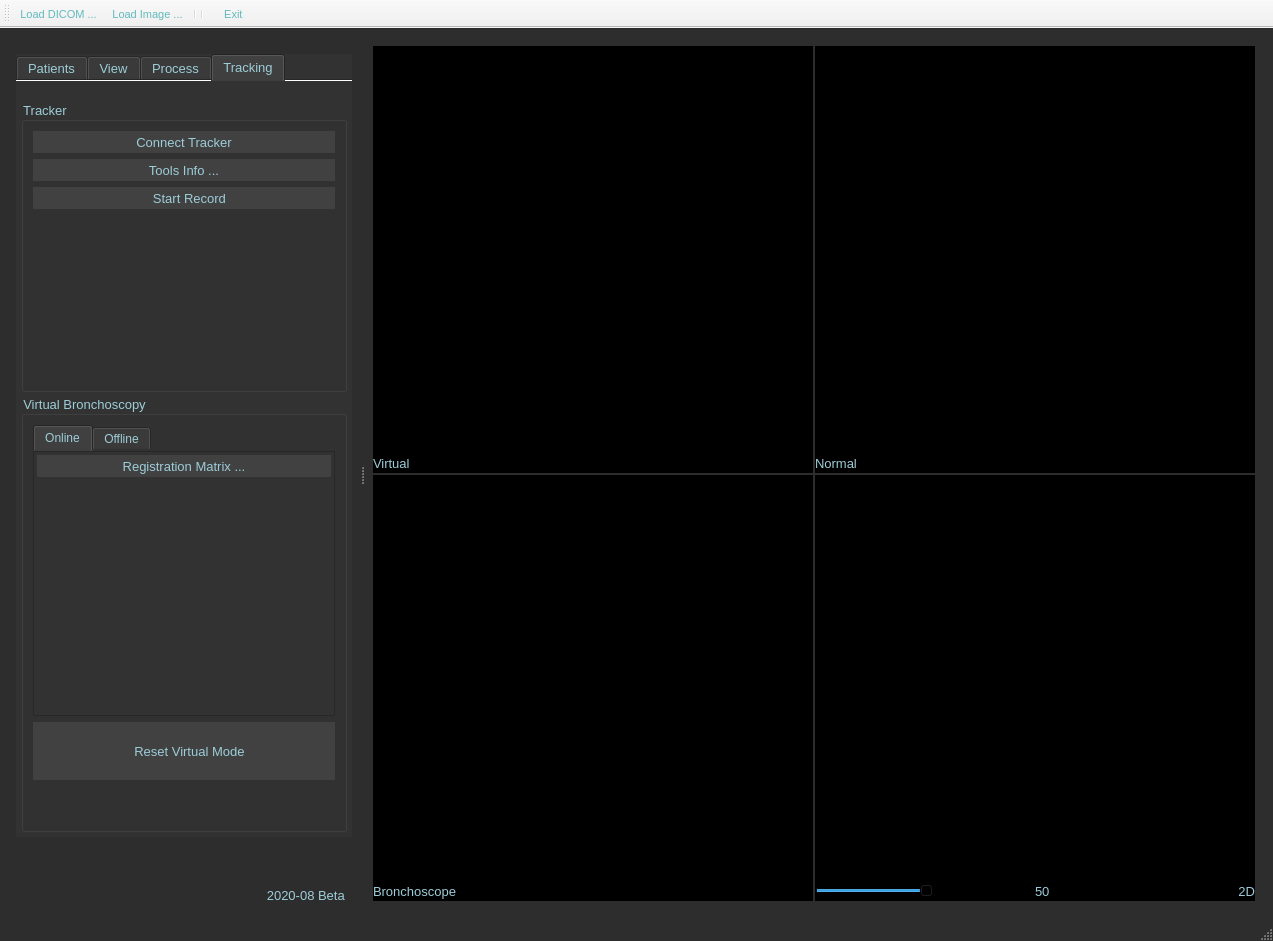
The window that ui/MainWin.ui (DaneshJoy/bronchoscopy) describes before a commit, drawn with Qt 5.
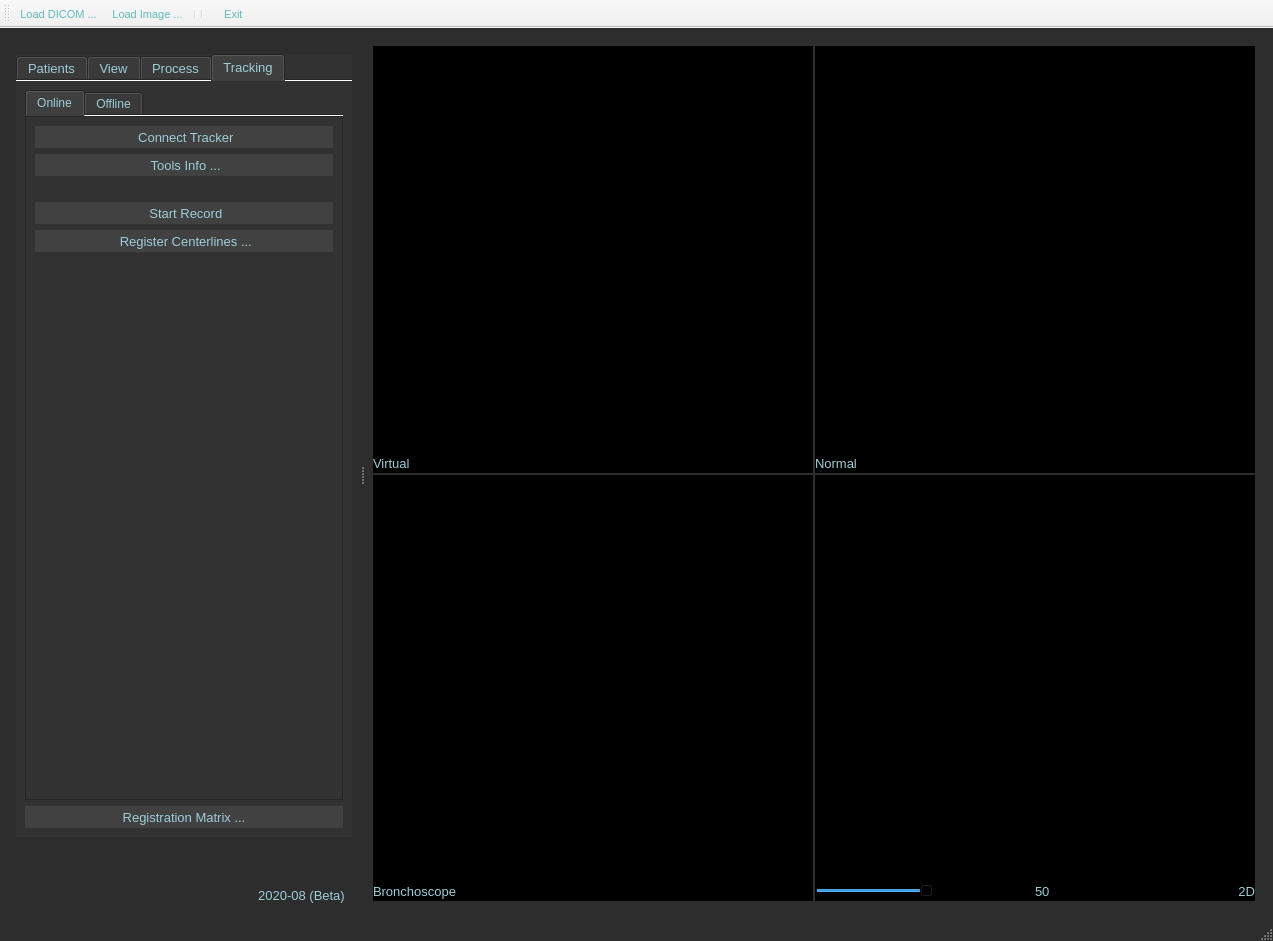
The same window after the commit. The open tabs and pages were chosen to show the change. Icons and pictures are not drawn.

The edit to the form file:
```diff
--- a/ui/MainWin.ui
+++ b/ui/MainWin.ui
@@ -1414,279 +1414,7 @@
            <attribute name="title">
             <string>Tracking</string>
            </attribute>
-           <layout class="QVBoxLayout" name="verticalLayout_13" stretch="2,3">
-            <property name="spacing">
-             <number>3</number>
-            </property>
-            <property name="leftMargin">
-             <number>5</number>
-            </property>
-            <property name="topMargin">
-             <number>20</number>
-            </property>
-            <property name="rightMargin">
-             <number>5</number>
-            </property>
-            <property name="bottomMargin">
-             <number>5</number>
-            </property>
-            <item>
-             <widget class="QGroupBox" name="groupBox_Tracker">
-              <property name="enabled">
-               <bool>true</bool>
-              </property>
-              <property name="font">
-               <font>
-                <pointsize>10</pointsize>
-                <weight>50</weight>
-                <bold>false</bold>
-                <strikeout>false</strikeout>
-                <kerning>true</kerning>
-               </font>
-              </property>
-              <property name="autoFillBackground">
-               <bool>false</bool>
-              </property>
-              <property name="styleSheet">
-               <string notr="true">color: rgb(157, 205, 216);</string>
-              </property>
-              <property name="title">
-               <string>Tracker</string>
-              </property>
-              <property name="alignment">
-               <set>Qt::AlignLeading|Qt::AlignLeft|Qt::AlignVCenter</set>
-              </property>
-              <property name="flat">
-               <bool>true</bool>
-              </property>
-              <property name="checkable">
-               <bool>false</bool>
-              </property>
-              <layout class="QVBoxLayout" name="verticalLayout_4">
-               <item>
-                <widget class="QToolButton" name="btn_Connect">
-                 <property name="enabled">
-                  <bool>true</bool>
-                 </property>
-                 <property name="sizePolicy">
-                  <sizepolicy hsizetype="Preferred" vsizetype="Preferred">
-                   <horstretch>0</horstretch>
-                   <verstretch>0</verstretch>
-                  </sizepolicy>
-                 </property>
-                 <property name="font">
-                  <font>
-                   <pointsize>10</pointsize>
-                  </font>
-                 </property>
-                 <property name="cursor">
-                  <cursorShape>PointingHandCursor</cursorShape>
-                 </property>
-                 <property name="layoutDirection">
-                  <enum>Qt::LeftToRight</enum>
-                 </property>
-                 <property name="autoFillBackground">
-                  <bool>false</bool>
-                 </property>
-                 <property name="styleSheet">
-                  <string notr="true">background-color: rgb(65, 65, 65);</string>
-                 </property>
-                 <property name="text">
-                  <string>Connect Tracker</string>
-                 </property>
-                 <property name="icon">
-                  <iconset resource="resources.qrc">
-                   <normaloff>:/icon/icons/tracker_disconnected.png</normaloff>:/icon/icons/tracker_disconnected.png</iconset>
-                 </property>
-                 <property name="iconSize">
-                  <size>
-                   <width>50</width>
-                   <height>50</height>
-                  </size>
-                 </property>
-                 <property name="checkable">
-                  <bool>false</bool>
-                 </property>
-                 <property name="toolButtonStyle">
-                  <enum>Qt::ToolButtonTextBesideIcon</enum>
-                 </property>
-                 <property name="autoRaise">
-                  <bool>true</bool>
-                 </property>
-                </widget>
-               </item>
-               <item>
-                <widget class="QToolButton" name="btn_ToolsWindow">
-                 <property name="enabled">
-                  <bool>false</bool>
-                 </property>
-                 <property name="sizePolicy">
-                  <sizepolicy hsizetype="Preferred" vsizetype="Preferred">
-                   <horstretch>0</horstretch>
-                   <verstretch>0</verstretch>
-                  </sizepolicy>
-                 </property>
-                 <property name="font">
-                  <font>
-                   <pointsize>10</pointsize>
-                  </font>
-                 </property>
-                 <property name="cursor">
-                  <cursorShape>PointingHandCursor</cursorShape>
-                 </property>
-                 <property name="layoutDirection">
-                  <enum>Qt::LeftToRight</enum>
-                 </property>
-                 <property name="autoFillBackground">
-                  <bool>false</bool>
-                 </property>
-                 <property name="styleSheet">
-                  <string notr="true">background-color: rgb(65, 65, 65);</string>
-                 </property>
-                 <property name="text">
-                  <string>Tools Info ...</string>
-                 </property>
-                 <property name="icon">
-                  <iconset resource="resources.qrc">
-                   <normaloff>:/icon/icons/Tools_info.png</normaloff>:/icon/icons/Tools_info.png</iconset>
-                 </property>
-                 <property name="iconSize">
-                  <size>
-                   <width>50</width>
-                   <height>50</height>
-                  </size>
-                 </property>
-                 <property name="checkable">
-                  <bool>false</bool>
-                 </property>
-                 <property name="toolButtonStyle">
-                  <enum>Qt::ToolButtonTextBesideIcon</enum>
-                 </property>
-                 <property name="autoRaise">
-                  <bool>true</bool>
-                 </property>
-                </widget>
-               </item>
-               <item>
-                <widget class="QToolButton" name="btn_recordToolRef">
-                 <property name="enabled">
-                  <bool>false</bool>
-                 </property>
-                 <property name="sizePolicy">
-                  <sizepolicy hsizetype="Preferred" vsizetype="Preferred">
-                   <horstretch>0</horstretch>
-                   <verstretch>0</verstretch>
-                  </sizepolicy>
-                 </property>
-                 <property name="font">
-                  <font>
-                   <pointsize>10</pointsize>
-                  </font>
-                 </property>
-                 <property name="cursor">
-                  <cursorShape>PointingHandCursor</cursorShape>
-                 </property>
-                 <property name="layoutDirection">
-                  <enum>Qt::LeftToRight</enum>
-                 </property>
-                 <property name="autoFillBackground">
-                  <bool>false</bool>
-                 </property>
-                 <property name="styleSheet">
-                  <string notr="true">background-color: rgb(65, 65, 65);</string>
-                 </property>
-                 <property name="text">
-                  <string>   Start Record</string>
-                 </property>
-                 <property name="icon">
-                  <iconset resource="resources.qrc">
-                   <normaloff>:/icon/icons/rec_start.png</normaloff>:/icon/icons/rec_start.png</iconset>
-                 </property>
-                 <property name="iconSize">
-                  <size>
-                   <width>36</width>
-                   <height>28</height>
-                  </size>
-                 </property>
-                 <property name="checkable">
-                  <bool>false</bool>
-                 </property>
-                 <property name="toolButtonStyle">
-                  <enum>Qt::ToolButtonTextBesideIcon</enum>
-                 </property>
-                 <property name="autoRaise">
-                  <bool>true</bool>
-                 </property>
-                </widget>
-               </item>
-               <item>
-                <spacer name="verticalSpacer_3">
-                 <property name="orientation">
-                  <enum>Qt::Vertical</enum>
-                 </property>
-                 <property name="sizeHint" stdset="0">
-                  <size>
-                   <width>20</width>
-                   <height>40</height>
-                  </size>
-                 </property>
-                </spacer>
-               </item>
-              </layout>
-             </widget>
-            </item>
-            <item>
-             <widget class="QGroupBox" name="groupBox_VB">
-              <property name="enabled">
-               <bool>false</bool>
-              </property>
-              <property name="font">
-               <font>
-                <pointsize>10</pointsize>
-                <weight>50</weight>
-                <bold>false</bold>
-                <strikeout>false</strikeout>
-                <kerning>true</kerning>
-               </font>
-              </property>
-              <property name="layoutDirection">
-               <enum>Qt::LeftToRight</enum>
-              </property>
-              <property name="autoFillBackground">
-               <bool>false</bool>
-              </property>
-              <property name="styleSheet">
-               <string notr="true">color: rgb(157, 205, 216);
-border-color: rgb(114, 171, 171);</string>
-              </property>
-              <property name="title">
-               <string>Virtual Bronchoscopy</string>
-              </property>
-              <property name="alignment">
-               <set>Qt::AlignLeading|Qt::AlignLeft|Qt::AlignVCenter</set>
-              </property>
-              <property name="flat">
-               <bool>true</bool>
-              </property>
-              <property name="checkable">
-               <bool>false</bool>
-              </property>
-              <layout class="QVBoxLayout" name="verticalLayout_2" stretch="5,1,0">
-               <property name="spacing">
-                <number>6</number>
-               </property>
-               <property name="leftMargin">
-                <number>9</number>
-               </property>
-               <property name="topMargin">
-                <number>9</number>
-               </property>
-               <property name="rightMargin">
-                <number>9</number>
-               </property>
-               <property name="bottomMargin">
-                <number>9</number>
-               </property>
+           <layout class="QVBoxLayout" name="verticalLayout_2">
                <item>
                 <widget class="QTabWidget" name="tabWidget_2">
                  <property name="autoFillBackground">
@@ -1716,6 +1444,9 @@
                  <property name="usesScrollButtons">
                   <bool>false</bool>
                  </property>
+              <property name="documentMode">
+               <bool>true</bool>
+              </property>
                  <property name="tabsClosable">
                   <bool>false</bool>
                  </property>
@@ -1725,7 +1456,10 @@
                  <property name="tabBarAutoHide">
                   <bool>false</bool>
                  </property>
-                 <widget class="QWidget" name="tabWidgetPage1">
+              <widget class="QWidget" name="tabWidget_online">
+               <property name="enabled">
+                <bool>true</bool>
+               </property>
                   <attribute name="title">
                    <string>Online</string>
                   </attribute>
@@ -1759,24 +1493,61 @@
                      <property name="lineWidth">
                       <number>1</number>
                      </property>
-                     <layout class="QVBoxLayout" name="verticalLayout_9">
-                      <property name="spacing">
-                       <number>3</number>
-                      </property>
-                      <property name="leftMargin">
-                       <number>3</number>
-                      </property>
-                      <property name="topMargin">
-                       <number>3</number>
-                      </property>
-                      <property name="rightMargin">
-                       <number>3</number>
-                      </property>
-                      <property name="bottomMargin">
-                       <number>3</number>
-                      </property>
+                  <layout class="QVBoxLayout" name="verticalLayout_4">
+                   <item>
+                    <widget class="QToolButton" name="btn_Connect">
+                     <property name="enabled">
+                      <bool>true</bool>
+                     </property>
+                     <property name="sizePolicy">
+                      <sizepolicy hsizetype="Preferred" vsizetype="Preferred">
+                       <horstretch>0</horstretch>
+                       <verstretch>0</verstretch>
+                      </sizepolicy>
+                     </property>
+                     <property name="font">
+                      <font>
+                       <pointsize>10</pointsize>
+                      </font>
+                     </property>
+                     <property name="cursor">
+                      <cursorShape>PointingHandCursor</cursorShape>
+                     </property>
+                     <property name="layoutDirection">
+                      <enum>Qt::LeftToRight</enum>
+                     </property>
+                     <property name="autoFillBackground">
+                      <bool>false</bool>
+                     </property>
+                     <property name="styleSheet">
+                      <string notr="true">background-color: rgb(65, 65, 65);</string>
+                     </property>
+                     <property name="text">
+                      <string> Connect Tracker</string>
+                     </property>
+                     <property name="icon">
+                      <iconset resource="resources.qrc">
+                       <normaloff>:/icon/icons/tracker_disconnected.png</normaloff>:/icon/icons/tracker_disconnected.png</iconset>
+                     </property>
+                     <property name="iconSize">
+                      <size>
+                       <width>50</width>
+                       <height>50</height>
+                      </size>
+                     </property>
+                     <property name="checkable">
+                      <bool>false</bool>
+                     </property>
+                     <property name="toolButtonStyle">
+                      <enum>Qt::ToolButtonTextBesideIcon</enum>
+                     </property>
+                     <property name="autoRaise">
+                      <bool>true</bool>
+                     </property>
+                    </widget>
+                   </item>
                       <item>
-                       <widget class="QToolButton" name="btn_regMat">
+                    <widget class="QToolButton" name="btn_ToolsWindow">
                         <property name="enabled">
                          <bool>false</bool>
                         </property>
@@ -1804,11 +1575,131 @@
                          <string notr="true">background-color: rgb(65, 65, 65);</string>
                         </property>
                         <property name="text">
-                         <string>Registration Matrix ...</string>
+                      <string> Tools Info ...</string>
                         </property>
                         <property name="icon">
                          <iconset resource="resources.qrc">
-                          <normaloff>:/icon/icons/matrix.png</normaloff>:/icon/icons/matrix.png</iconset>
+                       <normaloff>:/icon/icons/Tools_info.png</normaloff>:/icon/icons/Tools_info.png</iconset>
+                     </property>
+                     <property name="iconSize">
+                      <size>
+                       <width>50</width>
+                       <height>50</height>
+                      </size>
+                     </property>
+                     <property name="checkable">
+                      <bool>false</bool>
+                     </property>
+                     <property name="toolButtonStyle">
+                      <enum>Qt::ToolButtonTextBesideIcon</enum>
+                     </property>
+                     <property name="autoRaise">
+                      <bool>true</bool>
+                     </property>
+                    </widget>
+                   </item>
+                   <item>
+                    <spacer name="verticalSpacer_3">
+                     <property name="orientation">
+                      <enum>Qt::Vertical</enum>
+                     </property>
+                     <property name="sizeType">
+                      <enum>QSizePolicy::Fixed</enum>
+                     </property>
+                     <property name="sizeHint" stdset="0">
+                      <size>
+                       <width>20</width>
+                       <height>20</height>
+                      </size>
+                     </property>
+                    </spacer>
+                   </item>
+                   <item>
+                    <widget class="QToolButton" name="btn_recordToolRef">
+                     <property name="enabled">
+                      <bool>false</bool>
+                     </property>
+                     <property name="sizePolicy">
+                      <sizepolicy hsizetype="Preferred" vsizetype="Preferred">
+                       <horstretch>0</horstretch>
+                       <verstretch>0</verstretch>
+                      </sizepolicy>
+                     </property>
+                     <property name="font">
+                      <font>
+                       <pointsize>10</pointsize>
+                      </font>
+                     </property>
+                     <property name="cursor">
+                      <cursorShape>PointingHandCursor</cursorShape>
+                     </property>
+                     <property name="layoutDirection">
+                      <enum>Qt::LeftToRight</enum>
+                     </property>
+                     <property name="autoFillBackground">
+                      <bool>false</bool>
+                     </property>
+                     <property name="styleSheet">
+                      <string notr="true">background-color: rgb(65, 65, 65);</string>
+                     </property>
+                     <property name="text">
+                      <string> Start Record</string>
+                     </property>
+                     <property name="icon">
+                      <iconset resource="resources.qrc">
+                       <normaloff>:/icon/icons/rec_start.png</normaloff>:/icon/icons/rec_start.png</iconset>
+                     </property>
+                     <property name="iconSize">
+                      <size>
+                       <width>50</width>
+                       <height>50</height>
+                      </size>
+                     </property>
+                     <property name="checkable">
+                      <bool>false</bool>
+                     </property>
+                     <property name="toolButtonStyle">
+                      <enum>Qt::ToolButtonTextBesideIcon</enum>
+                     </property>
+                     <property name="autoRaise">
+                      <bool>true</bool>
+                     </property>
+                    </widget>
+                   </item>
+                   <item>
+                    <widget class="QToolButton" name="btn_RegisterCenterlines">
+                     <property name="enabled">
+                      <bool>false</bool>
+                     </property>
+                     <property name="sizePolicy">
+                      <sizepolicy hsizetype="Preferred" vsizetype="Preferred">
+                       <horstretch>0</horstretch>
+                       <verstretch>0</verstretch>
+                      </sizepolicy>
+                     </property>
+                     <property name="font">
+                      <font>
+                       <pointsize>10</pointsize>
+                      </font>
+                     </property>
+                     <property name="cursor">
+                      <cursorShape>PointingHandCursor</cursorShape>
+                     </property>
+                     <property name="layoutDirection">
+                      <enum>Qt::LeftToRight</enum>
+                     </property>
+                     <property name="autoFillBackground">
+                      <bool>false</bool>
+                     </property>
+                     <property name="styleSheet">
+                      <string notr="true">background-color: rgb(65, 65, 65);</string>
+                     </property>
+                     <property name="text">
+                      <string> Register Centerlines ...</string>
+                     </property>
+                     <property name="icon">
+                      <iconset resource="resources.qrc">
+                       <normaloff>:/icon/icons/register_centerlines.png</normaloff>:/icon/icons/register_centerlines.png</iconset>
                         </property>
                         <property name="iconSize">
                          <size>
@@ -1835,7 +1726,7 @@
                         <property name="sizeHint" stdset="0">
                          <size>
                           <width>20</width>
-                          <height>40</height>
+                       <height>263</height>
                          </size>
                         </property>
                        </spacer>
@@ -2228,13 +2119,6 @@
                          </size>
                         </property>
                        </spacer>
-                      </item>
-                     </layout>
-                    </widget>
-                   </item>
-                  </layout>
-                 </widget>
-                </widget>
                </item>
                <item>
                 <widget class="QToolButton" name="btn_ResetVB">
@@ -2288,20 +2172,63 @@
                  </property>
                 </widget>
                </item>
+                  </layout>
+                 </widget>
+                </item>
+               </layout>
+              </widget>
+             </widget>
+            </item>
                <item>
-                <spacer name="verticalSpacer_4">
-                 <property name="orientation">
-                  <enum>Qt::Vertical</enum>
-                 </property>
-                 <property name="sizeHint" stdset="0">
+             <widget class="QToolButton" name="btn_regMat">
+              <property name="enabled">
+               <bool>true</bool>
+              </property>
+              <property name="sizePolicy">
+               <sizepolicy hsizetype="Preferred" vsizetype="Preferred">
+                <horstretch>0</horstretch>
+                <verstretch>0</verstretch>
+               </sizepolicy>
+              </property>
+              <property name="font">
+               <font>
+                <pointsize>10</pointsize>
+               </font>
+              </property>
+              <property name="cursor">
+               <cursorShape>PointingHandCursor</cursorShape>
+              </property>
+              <property name="layoutDirection">
+               <enum>Qt::LeftToRight</enum>
+              </property>
+              <property name="autoFillBackground">
+               <bool>false</bool>
+              </property>
+              <property name="styleSheet">
+               <string notr="true">background-color: rgb(65, 65, 65);</string>
+              </property>
+              <property name="text">
+               <string>Registration Matrix ...</string>
+              </property>
+              <property name="icon">
+               <iconset resource="resources.qrc">
+                <normaloff>:/icon/icons/matrix.png</normaloff>:/icon/icons/matrix.png</iconset>
+              </property>
+              <property name="iconSize">
                   <size>
-                   <width>20</width>
-                   <height>40</height>
-                  </size>
-                 </property>
-                </spacer>
-               </item>
-              </layout>
+                <width>50</width>
+                <height>50</height>
+               </size>
+              </property>
+              <property name="checkable">
+               <bool>false</bool>
+              </property>
+              <property name="toolButtonStyle">
+               <enum>Qt::ToolButtonTextBesideIcon</enum>
+              </property>
+              <property name="autoRaise">
+               <bool>true</bool>
+              </property>
              </widget>
             </item>
            </layout>
@@ -2359,7 +2286,7 @@
            <string notr="true">color: rgb(157, 205, 216);</string>
           </property>
           <property name="text">
-           <string>2020-08 Beta  </string>
+           <string>2020-08 (Beta)  </string>
           </property>
           <property name="alignment">
            <set>Qt::AlignRight|Qt::AlignTrailing|Qt::AlignVCenter</set>
```
Left out of the diff: 46 changed lines with no effect on the pictures. Lines whose indentation alone changed are shown as unchanged.
